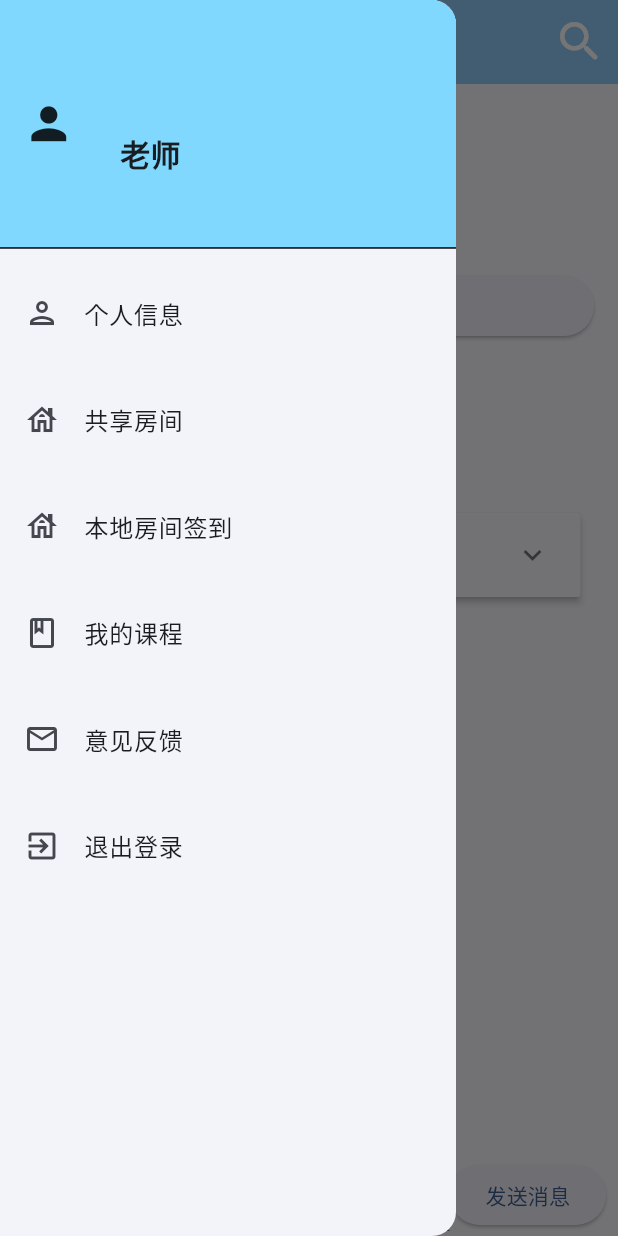
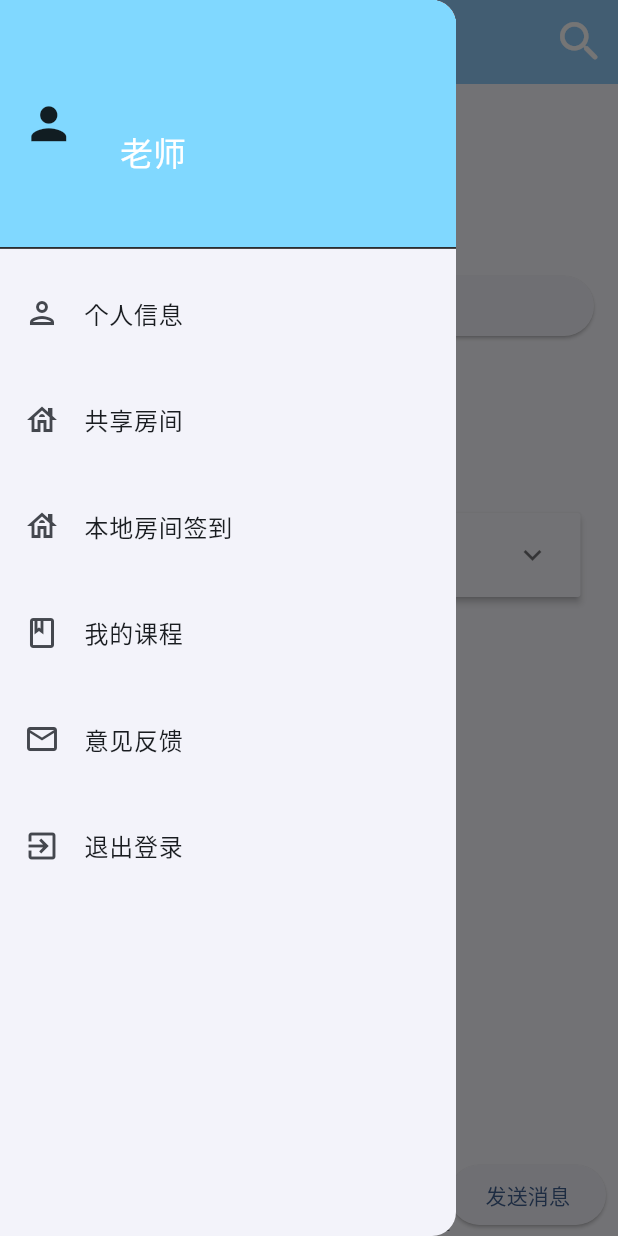
Before and after one commit to 1zhangluo1/fuckketangpai_app, a Flutter app: the MainStruct screen opened directly, with the side drawer open, on a phone screen of 412 x 824 dp. Run offline on Flutter 3.47's test engine with Material 3 defaults, Android fonts, the phone set to English and light mode, and no system bars; our stand-ins replace connectivity_plus, dio, extended_image, fluttertoast, get, kt_dart and 4 more; missing offline and left inert: flutter_scankit, mobile_scanner, pointycastle; accounts and stored records are empty; network calls fail.

Commit message:
:bug: fix(): 修复头像显示

```diff
--- a/lib/pages/Drawer_menu.dart
+++ b/lib/pages/drawer_menu.dart
@@ -34,9 +34,12 @@ class _DrawerMenuState extends State<DrawerMenu> {
                     crossAxisAlignment: CrossAxisAlignment.center,
                     children: [
                       Obx(
-                        () => Image.network(
+                        () => ClipOval(
+                          child: Image.network(
                             Global.user.value.headImageuri,
-                          fit: BoxFit.contain,
+                            fit: BoxFit.cover,
+                            width: 80,
+                            height: 80,
                             errorBuilder: (BuildContext context, Object exception,
                                 StackTrace? stackTrace) {
                               return ClipOval(
@@ -48,30 +51,30 @@ class _DrawerMenuState extends State<DrawerMenu> {
                             },
                           ),
                         ),
+                      ),
                       SizedBox(
                         width: 30,
                       ),
-                      Column(
+                      Builder(
+                        builder: (context) {
+                          final theme = Theme.of(context);
+                          return Column(
                             mainAxisAlignment: MainAxisAlignment.center,
                             children: [
                               Text(
                                 Global.user.value.name,
-                            style: TextStyle(
-                              fontWeight: FontWeight.bold,
-                              fontSize: 20,
-                            ),
+                                style: theme.textTheme.titleLarge?.copyWith(color: theme.colorScheme.onPrimary),
                               ),
                               SizedBox(
                                 height: 10,
                               ),
                               Text(
                                 Global.user.value.identity == '0' ? '学生' : '老师',
-                            style: TextStyle(
-                              fontWeight: FontWeight.bold,
-                              fontSize: 20,
-                            ),
+                                style: theme.textTheme.titleLarge?.copyWith(color: theme.colorScheme.onPrimary),
                               ),
                             ],
+                          );
+                        }
                       )
                     ],
                   ),
--- a/lib/pages/main_struct.dart
+++ b/lib/pages/main_struct.dart
@@ -1,7 +1,8 @@
+import 'package:extended_image/extended_image.dart';
 import 'package:flutter/material.dart';
 import 'package:fuckketangpai/global/static.dart';
 import 'package:fuckketangpai/pages/Detail_Profile.dart';
-import 'package:fuckketangpai/pages/Drawer_menu.dart';
+import 'package:fuckketangpai/pages/drawer_menu.dart';
 import 'package:fuckketangpai/pages/Sign_Room.dart';
 import 'package:fuckketangpai/pages/private_sign_room/private_sign_page.dart';
 import 'package:fuckketangpai/pages/room_list/room_list_page.dart';
@@ -42,22 +43,21 @@ class _MainStructState extends State<MainStruct> {
           '课堂派',
           style: TextStyle(color: Colors.white, fontSize: 25),
         ),
-        leading: Builder(builder: (context) {
+        leading: Center(
+          child: Builder(builder: (context) {
             return InkWell(
               splashColor: Colors.transparent,
               highlightColor: Colors.transparent,
               onTap: () {
                 Scaffold.of(context).openDrawer();
               },
-            child: Padding(
-              padding: const EdgeInsets.all(5.0),
               child: Obx(
                 () => ClipOval(
                   child: Image.network(
                     Global.user.value.headImageuri,
-                    fit: BoxFit.contain,
-                    width: 100.0,
-                    height: 100.0,
+                    fit: BoxFit.cover,
+                    width: 42,
+                    height: 42,
                     errorBuilder: (BuildContext context, Object exception,
                         StackTrace? stackTrace) {
                       return ClipOval(
@@ -70,9 +70,9 @@ class _MainStructState extends State<MainStruct> {
                   ),
                 ),
               ),
-            ),
             );
           }),
+        ),
       ),
       body: PageView(
         physics: NeverScrollableScrollPhysics(),
```
Lines whose indentation alone changed are shown as unchanged.
